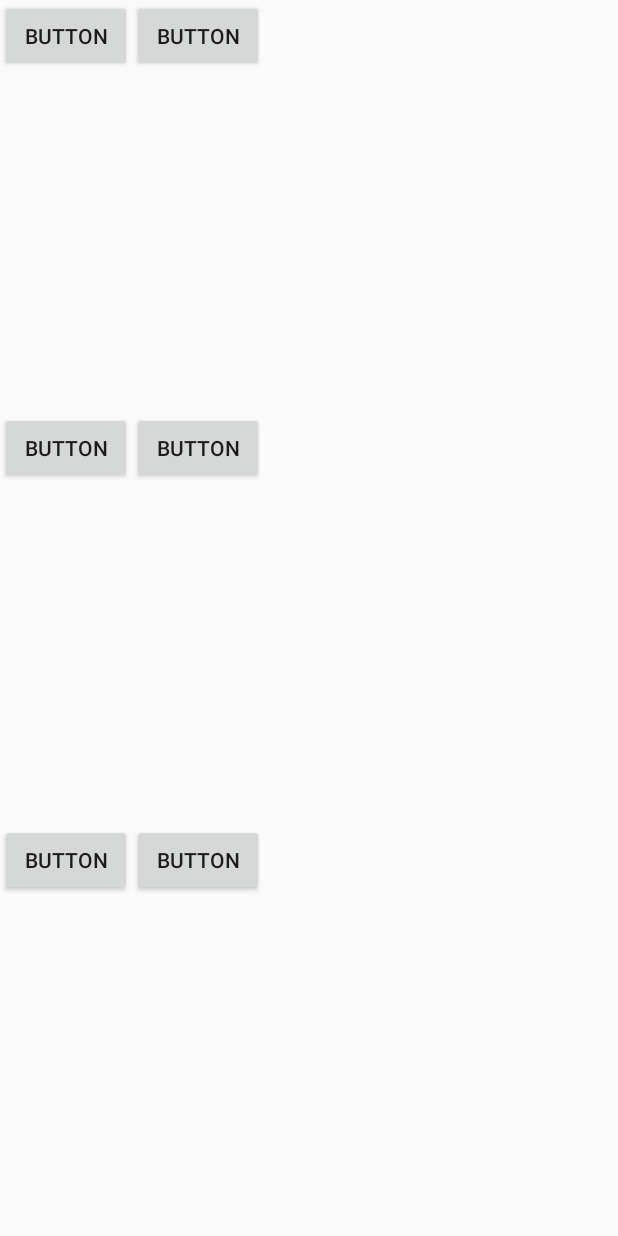
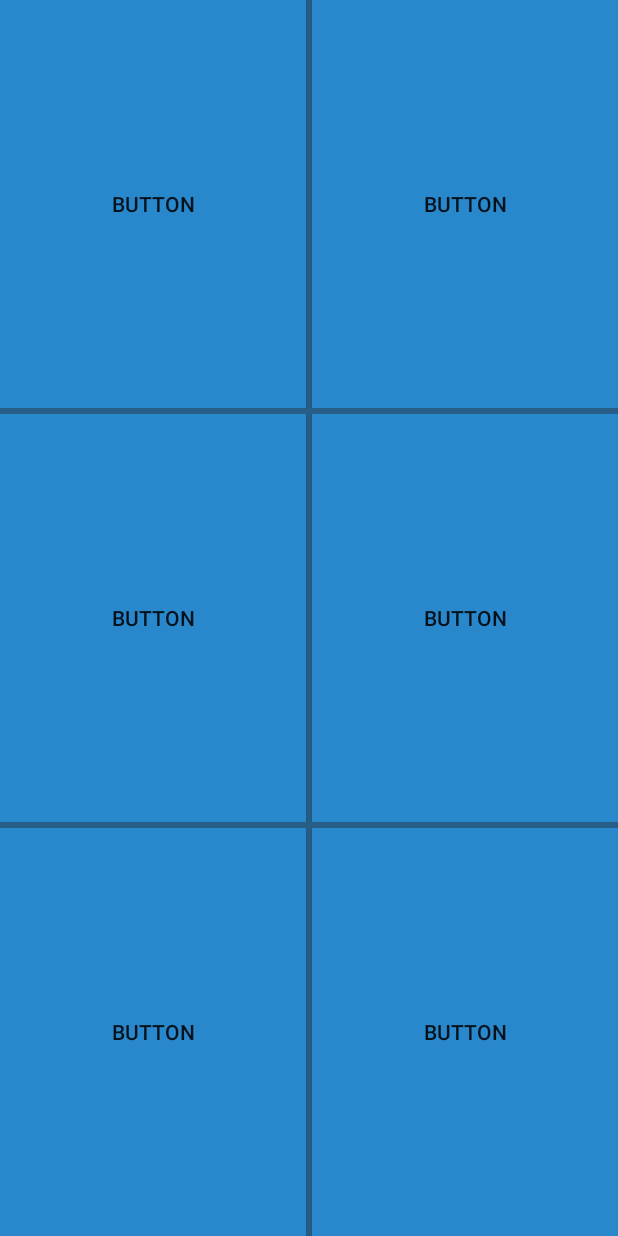
Before and after one commit to Windman1320/EnergyManagement, an Android app: the layout activity_main.xml on its own in the app's theme, with its tools: preview values and no code run, on a phone screen of 412 x 824 dp. Run offline under Robolectric (Android 15) with nearby library versions, the phone set to English and light mode, and no system bars.

Commit message:
添加了主界面

```diff
--- a/app/src/main/java/com/tony/energymanagement/em/LoginActivity.java
+++ b/app/src/main/java/com/tony/energymanagement/em/LoginActivity.java
@@ -1,5 +1,6 @@
 package com.tony.energymanagement.em;
 
+import android.content.Intent;
 import android.os.Bundle;
 import android.support.v7.app.AppCompatActivity;
 import android.view.View;
@@ -30,12 +31,16 @@ public class LoginActivity extends AppCompatActivity {
                     Toast.makeText(LoginActivity.this,"用户名不能为空！",Toast.LENGTH_SHORT).show();
                     if("".equals(ed_passwd.getText())||ed_passwd.getText()==null){
                         Toast.makeText(LoginActivity.this,"密码不能为空！",Toast.LENGTH_SHORT).show();
+                    }else {
+                        Intent intent = new Intent(LoginActivity.this,Main.class);
+                        startActivity(intent);
                     }
                 }
                 //验证用户名和密码是否正确
 
 
                 //跳转到下一个activity
+
             }
         });
     }
--- a/app/src/main/java/com/tony/energymanagement/em/Main.java
+++ b/app/src/main/java/com/tony/energymanagement/em/Main.java
@@ -1,12 +1,15 @@
 package com.tony.energymanagement.em;
 
+import android.os.Bundle;
 import android.support.v7.app.AppCompatActivity;
-import android.os.Bundle;
+
+import com.tony.energymanagement.energymanagement.R;
 
 public class Main extends AppCompatActivity {
 
     @Override
     protected void onCreate(Bundle savedInstanceState) {
         super.onCreate(savedInstanceState);
+        setContentView(R.layout.activity_main);
     }
 }
--- a/app/src/main/res/layout/activity_main.xml
+++ b/app/src/main/res/layout/activity_main.xml
@@ -5,57 +5,80 @@
     android:orientation="vertical"
     android:layout_width="match_parent"
     android:layout_height="match_parent"
+    android:background="#265E88"
     >
 
     <LinearLayout
         android:layout_width="match_parent"
         android:layout_height="wrap_content"
         android:orientation="horizontal"
-        android:layout_weight="1">
+        android:layout_weight="1"
+
+        >
 
         <Button
             android:layout_width="wrap_content"
-            android:layout_height="wrap_content"
-            android:text="Button" />
+            android:layout_height="match_parent"
+            android:text="Button"
+            android:layout_weight="1"
+            android:background="#2987CC"
+            android:layout_marginRight="2dp"/>
 
         <Button
             android:layout_width="wrap_content"
-            android:layout_height="wrap_content"
-            android:text="Button" />
+            android:layout_height="match_parent"
+            android:text="Button"
+            android:layout_weight="1"
+            android:background="#2987CC"
+            android:layout_marginLeft="2dp"/>
     </LinearLayout>
 
     <LinearLayout
         android:layout_width="match_parent"
         android:layout_height="wrap_content"
         android:orientation="horizontal"
-        android:layout_weight="1">
+        android:layout_weight="1"
+        android:layout_marginTop="4dp">
 
         <Button
             android:layout_width="wrap_content"
-            android:layout_height="wrap_content"
-            android:text="Button" />
+            android:layout_height="match_parent"
+            android:text="Button"
+            android:layout_weight="1"
+            android:background="#2987CC"
+            android:layout_marginRight="2dp"/>
 
         <Button
             android:layout_width="wrap_content"
-            android:layout_height="wrap_content"
-            android:text="Button" />
+            android:layout_height="match_parent"
+            android:text="Button"
+            android:layout_weight="1"
+            android:background="#2987CC"
+            android:layout_marginLeft="2dp"/>
     </LinearLayout>
 
     <LinearLayout
         android:layout_width="match_parent"
         android:layout_height="wrap_content"
         android:orientation="horizontal"
-        android:layout_weight="1">
+        android:layout_weight="1"
+        android:layout_marginTop="4dp">
 
         <Button
             android:layout_width="wrap_content"
-            android:layout_height="wrap_content"
-            android:text="Button" />
+            android:layout_height="match_parent"
+            android:text="Button"
+            android:layout_weight="1"
+            android:background="#2987CC"
+            android:layout_marginRight="2dp"/>
 
         <Button
             android:layout_width="wrap_content"
-            android:layout_height="wrap_content"
-            android:text="Button" />
+            android:layout_height="match_parent"
+            android:text="Button"
+            android:layout_weight="1"
+            android:background="#2987CC"
+            android:layout_marginLeft="2dp"/>
     </LinearLayout>
 
 
```
Also changed, not shown: app/src/main/AndroidManifest.xml (+7 -1 lines), app/src/main/res/layout/activity_login.xml (+26 -25 lines).
